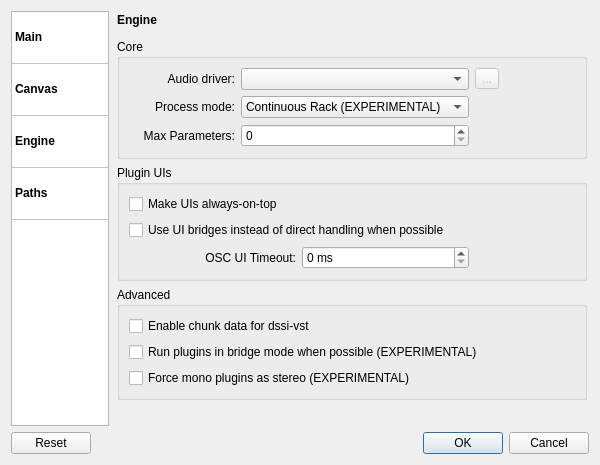
Qt form resources/ui/carla_settings.ui (falkTX/Carla) before a commit.
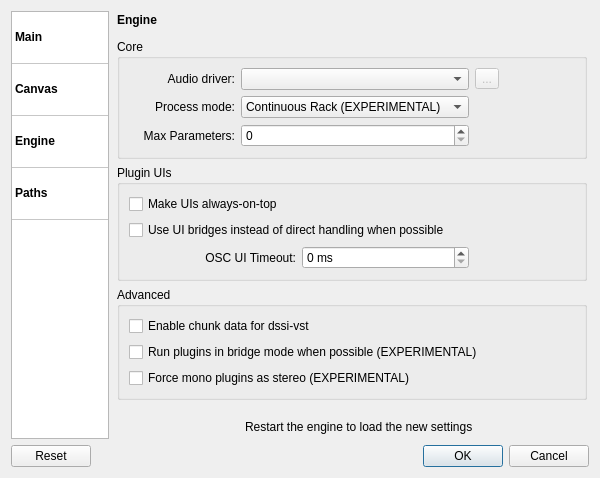
The same form after that commit. The open tabs and pages were chosen to show the change. Icons and pictures are not drawn.

Commit message: Add small notice in engine settings about restart needed

```diff
--- a/resources/ui/carla_settings.ui
+++ b/resources/ui/carla_settings.ui
@@ -909,6 +909,75 @@
            </layout>
           </widget>
          </item>
+         <item>
+          <widget class="QLabel" name="label_15">
+           <property name="maximumSize">
+            <size>
+             <width>16777215</width>
+             <height>5</height>
+            </size>
+           </property>
+           <property name="text">
+            <string/>
+           </property>
+          </widget>
+         </item>
+         <item>
+          <layout class="QHBoxLayout" name="horizontalLayout_8">
+           <item>
+            <spacer name="horizontalSpacer_10">
+             <property name="orientation">
+              <enum>Qt::Horizontal</enum>
+             </property>
+             <property name="sizeHint" stdset="0">
+              <size>
+               <width>40</width>
+               <height>20</height>
+              </size>
+             </property>
+            </spacer>
+           </item>
+           <item>
+            <widget class="QLabel" name="label_13">
+             <property name="maximumSize">
+              <size>
+               <width>22</width>
+               <height>22</height>
+              </size>
+             </property>
+             <property name="text">
+              <string/>
+             </property>
+             <property name="pixmap">
+              <pixmap resource="../resources.qrc">:/16x16/dialog-information.png</pixmap>
+             </property>
+             <property name="alignment">
+              <set>Qt::AlignRight|Qt::AlignTrailing|Qt::AlignVCenter</set>
+             </property>
+            </widget>
+           </item>
+           <item>
+            <widget class="QLabel" name="label_14">
+             <property name="text">
+              <string>Restart the engine to load the new settings</string>
+             </property>
+            </widget>
+           </item>
+           <item>
+            <spacer name="horizontalSpacer_13">
+             <property name="orientation">
+              <enum>Qt::Horizontal</enum>
+             </property>
+             <property name="sizeHint" stdset="0">
+              <size>
+               <width>40</width>
+               <height>20</height>
+              </size>
+             </property>
+            </spacer>
+           </item>
+          </layout>
+         </item>
          <item>
           <spacer name="verticalSpacer_9">
            <property name="orientation">
```
